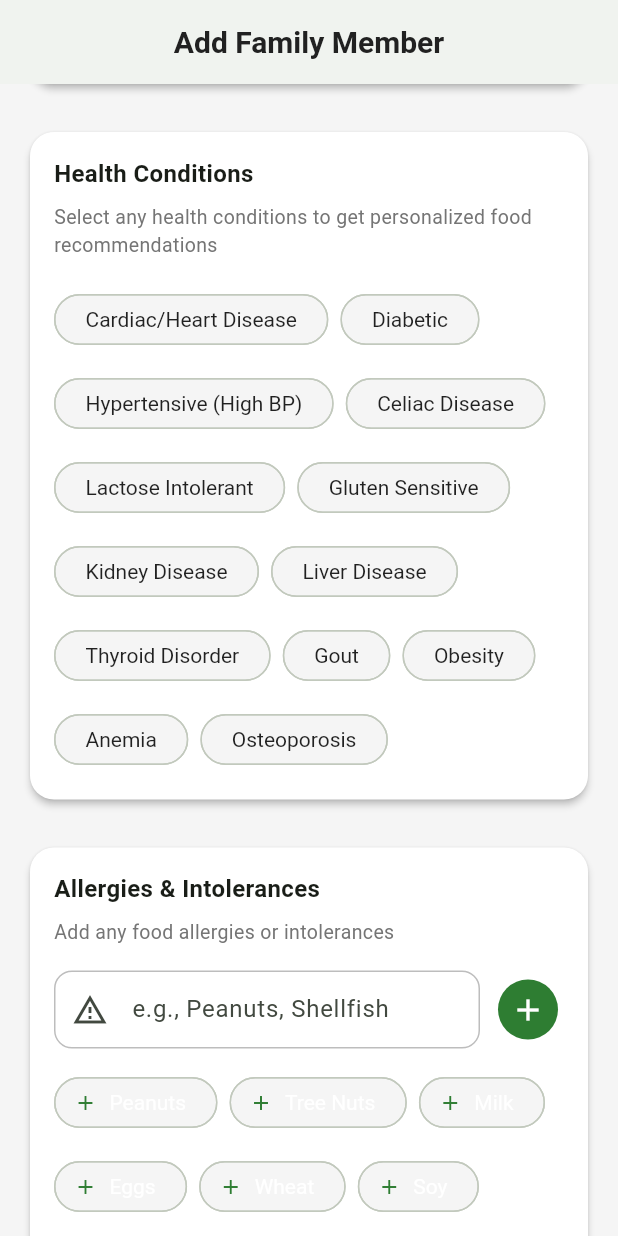
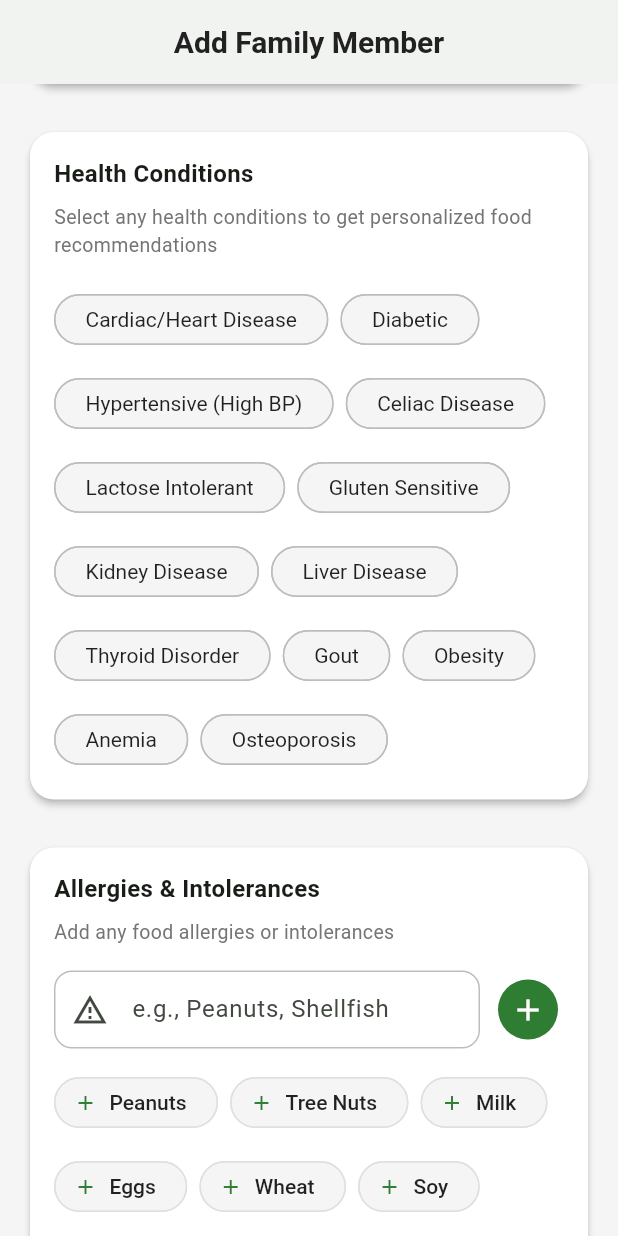
Before and after one commit to learningdebunked/FAM, a Flutter app: the AddMemberScreen screen opened by its route, scrolled down 576 dp, on a phone screen of 412 x 824 dp. Run offline on Flutter 3.47's test engine with Material 3 defaults, Android fonts, the phone set to English and light mode, and no system bars; our stand-ins replace dio, go_router, hive_flutter, shared_preferences; missing offline and left inert: mobile_scanner; accounts and stored records are empty.

Commit message:
Allergies and intlorenaces have options that are not visible , the font color is not visible

```diff
--- a/mobile-app/lib/screens/profile/add_member_screen.dart
+++ b/mobile-app/lib/screens/profile/add_member_screen.dart
@@ -369,7 +369,13 @@ class _AddMemberScreenState extends State<AddMemberScreen> {
                 runSpacing: 8,
                 children: _allergies.map((allergy) {
                   return Chip(
-                    label: Text(allergy),
+                    label: Text(
+                      allergy,
+                      style: TextStyle(
+                        color: AppColors.riskHigh,
+                        fontWeight: FontWeight.w500,
+                      ),
+                    ),
                     deleteIcon: const Icon(Icons.close, size: 18),
                     onDeleted: () {
                       setState(() {
@@ -378,6 +384,7 @@ class _AddMemberScreenState extends State<AddMemberScreen> {
                     },
                     backgroundColor: AppColors.riskHigh.withOpacity(0.1),
                     deleteIconColor: AppColors.riskHigh,
+                    side: BorderSide(color: AppColors.riskHigh.withOpacity(0.3)),
                   );
                 }).toList(),
               ),
@@ -397,8 +404,16 @@ class _AddMemberScreenState extends State<AddMemberScreen> {
                 'Shellfish',
               ].where((a) => !_allergies.contains(a)).map((suggestion) {
                 return ActionChip(
-                  label: Text(suggestion),
-                  avatar: const Icon(Icons.add, size: 16),
+                  label: Text(
+                    suggestion,
+                    style: const TextStyle(
+                      color: Colors.black87,
+                      fontWeight: FontWeight.w500,
+                    ),
+                  ),
+                  avatar: Icon(Icons.add, size: 16, color: AppColors.primary),
+                  backgroundColor: Colors.grey[100],
+                  side: BorderSide(color: Colors.grey[300]!),
                   onPressed: () {
                     setState(() {
                       _allergies.add(suggestion);
```
Also changed, not shown: mobile-app/lib/config/theme.dart (+9 -1 lines).
